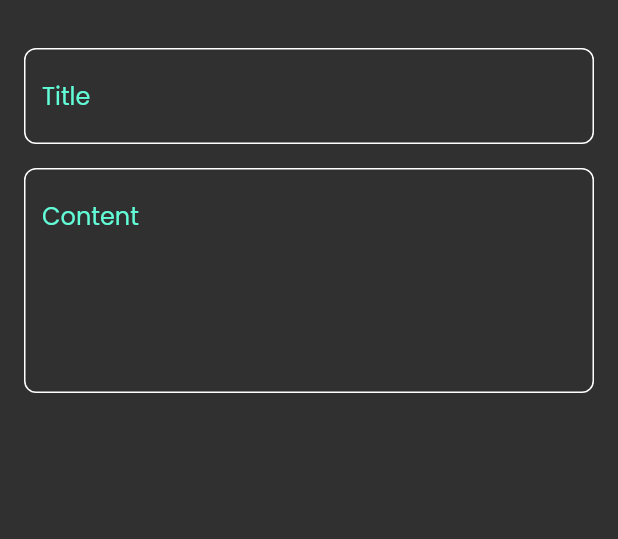
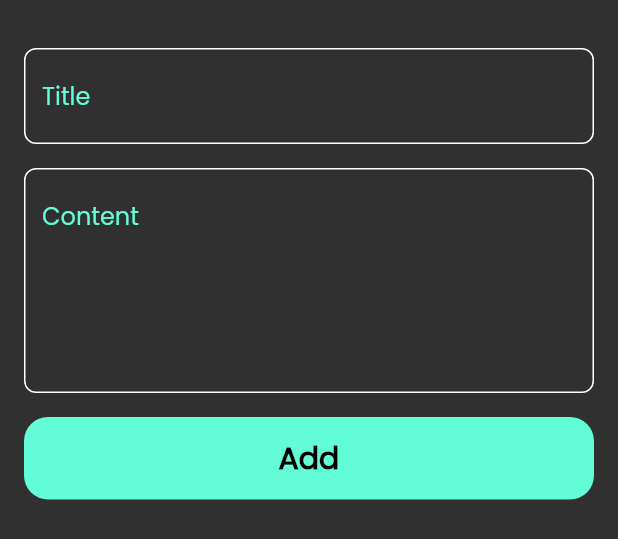
Before and after one commit to eiadHany/notes_app, a Flutter app: the AddNoteModelSheet widget shown alone on an empty page, opened directly, on a phone screen of 412 x 824 dp. Shown: the top 539 px of the screen. Run offline on Flutter 3.47's test engine with Material 2 defaults, Android fonts, the phone set to English and light mode, and no system bars.

Commit message:
finish note bottom sheet

```diff
--- a/lib/views/weidgets/add_note_model_sheet.dart
+++ b/lib/views/weidgets/add_note_model_sheet.dart
@@ -1,5 +1,6 @@
 import 'package:flutter/material.dart';
 
+import 'custom_button.dart';
 import 'custom_text_field.dart';
 
 class AddNoteModelSheet extends StatelessWidget {
@@ -9,6 +10,7 @@ class AddNoteModelSheet extends StatelessWidget {
   Widget build(BuildContext context) {
     return const Padding(
       padding: EdgeInsets.symmetric(horizontal: 16),
+      child: SingleChildScrollView(
         child: Column(
           children: [
             SizedBox(
@@ -22,7 +24,15 @@ class AddNoteModelSheet extends StatelessWidget {
               hint: 'Content',
               maxlines: 5,
             ),
+            SizedBox(
+              height: 16,
+            ),
+            CustomButton(),
+            SizedBox(
+              height: 16,
+            ),
           ],
+        ),
       ),
     );
   }
--- /dev/null
+++ b/lib/views/weidgets/custom_button.dart
@@ -0,0 +1,25 @@
+import 'package:flutter/material.dart';
+import 'package:notes_app/constants.dart';
+
+class CustomButton extends StatelessWidget {
+  const CustomButton({super.key});
+
+  @override
+  Widget build(BuildContext context) {
+    return Container(
+      width: MediaQuery.of(context).size.width,
+      height: 55,
+      decoration: BoxDecoration(
+        color: kPrimaryColor,
+        borderRadius: BorderRadius.circular(16),
+      ),
+      child: const Center(
+        child: Text(
+          'Add',
+          style: TextStyle(
+              color: Colors.black, fontSize: 20, fontWeight: FontWeight.bold),
+        ),
+      ),
+    );
+  }
+}
```
Lines whose indentation alone changed are shown as unchanged.
